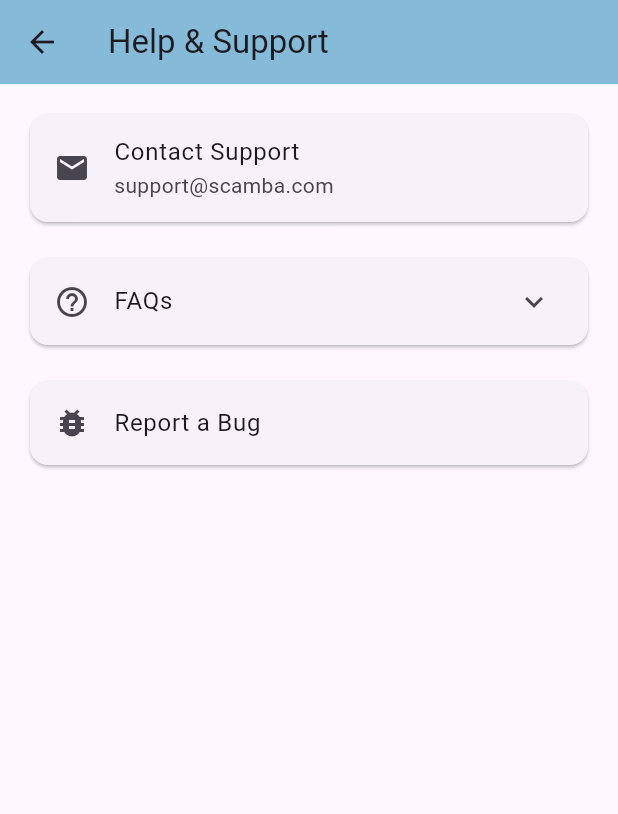
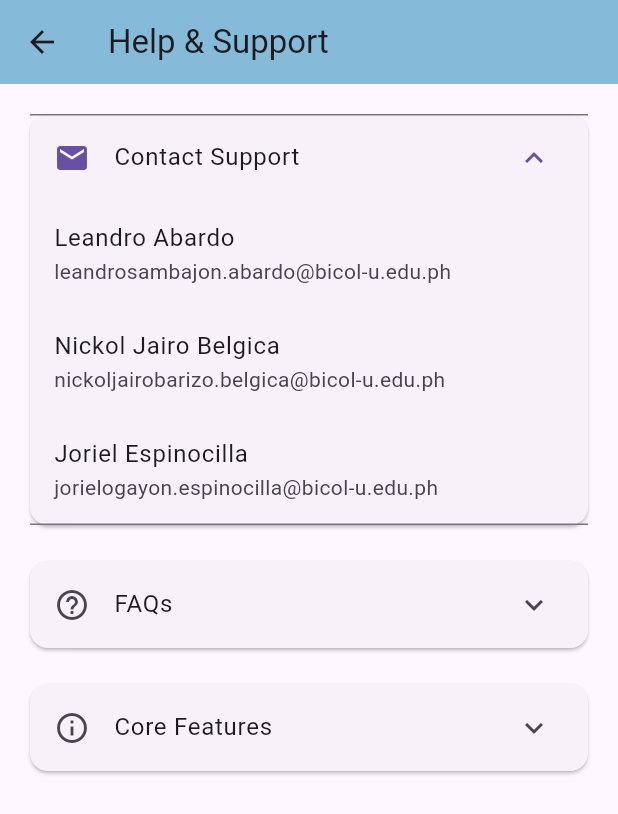
Before and after one commit to joreiruu/scamba, a Flutter app: the HelpSupportScreen screen opened directly, after a tap on "Contact Support", on a phone screen of 412 x 824 dp. Shown: the top 814 px of the screen. Run offline on Flutter 3.47's test engine with Material 3 defaults, Android fonts, the phone set to English and light mode, and no system bars; our stand-ins replace flutter_linkify, permission_handler, shared_preferences, sqflite; missing offline and left inert: flutter_sms_inbox; accounts and stored records are empty; project files that could hold a hidden picture were left out.

Commit message:
help & support content

```diff
--- a/lib/screens/archived_screen.dart
+++ b/lib/screens/archived_screen.dart
@@ -62,7 +62,7 @@ class ArchivedScreenState extends State<ArchivedScreen> {
     return Scaffold(
       appBar: AppBar(
         title: const Text('Archived'),
-        backgroundColor: isDarkMode ? null : const Color(0xFF85BBD9),
+        backgroundColor: Colors.white, // Always white
         actions: selectionMode
             ? [
                 IconButton(
--- a/lib/screens/help_support_screen.dart
+++ b/lib/screens/help_support_screen.dart
@@ -31,11 +31,56 @@ class HelpSupportScreen extends StatelessWidget {
         padding: const EdgeInsets.all(16.0),
         children: [
           Card(
-            child: ListTile(
+            child: ExpansionTile(
               leading: const Icon(Icons.email),
               title: const Text('Contact Support'),
-              subtitle: const Text('support@scamba.com'),
-              onTap: _launchEmail,
+              children: [
+                ListTile(
+                  title: const Text('Leandro Abardo'),
+                  subtitle: const Text('leandrosambajon.abardo@bicol-u.edu.ph'),
+                  onTap: () async {
+                    final Uri emailUri = Uri(
+                      scheme: 'mailto',
+                      path: 'leandrosambajon.abardo@bicol-u.edu.ph',
+                    );
+                    try {
+                      await launchUrl(emailUri);
+                    } catch (e) {
+                      debugPrint('Could not launch email: $e');
+                    }
+                  },
+                ),
+                ListTile(
+                  title: const Text('Nickol Jairo Belgica'),
+                  subtitle: const Text('nickoljairobarizo.belgica@bicol-u.edu.ph'),
+                  onTap: () async {
+                    final Uri emailUri = Uri(
+                      scheme: 'mailto',
+                      path: 'nickoljairobarizo.belgica@bicol-u.edu.ph',
+                    );
+                    try {
+                      await launchUrl(emailUri);
+                    } catch (e) {
+                      debugPrint('Could not launch email: $e');
+                    }
+                  },
+                ),
+                ListTile(
+                  title: const Text('Joriel Espinocilla'),
+                  subtitle: const Text('jorielogayon.espinocilla@bicol-u.edu.ph'),
+                  onTap: () async {
+                    final Uri emailUri = Uri(
+                      scheme: 'mailto',
+                      path: 'jorielogayon.espinocilla@bicol-u.edu.ph',
+                    );
+                    try {
+                      await launchUrl(emailUri);
+                    } catch (e) {
+                      debugPrint('Could not launch email: $e');
+                    }
+                  },
+                ),
+              ],
             ),
           ),
           const SizedBox(height: 16),
@@ -45,26 +90,43 @@ class HelpSupportScreen extends StatelessWidget {
               title: Text('FAQs'),
               children: [
                 ListTile(
-                  title: Text('How does spam detection work?'),
-                  subtitle: Text('Our app uses machine learning to analyze message patterns and identify potential spam messages.'),
+                  title: Text('How does SCAMBA detect spam messages?'),
+                  subtitle: Text('SCAMBA employs a deep learning model trained to analyze SMS content and classify messages as spam or legitimate.'),
                 ),
                 ListTile(
-                  title: Text('How to report false positives?'),
-                  subtitle: Text('You can mark messages as "Not Spam" by long-pressing the message and selecting the appropriate option.'),
+                  title: Text('Does SCAMBA store my messages?'),
+                  subtitle: Text('No. All message processing occurs locally on your device. Your data remains private and is not shared with external parties without consent.'),
                 ),
                 ListTile(
-                  title: Text('Is my data secure?'),
-                  subtitle: Text('Yes, all message processing is done locally on your device. We do not store your messages on our servers.'),
+                  title: Text('How do I report a misclassified message?'),
+                  subtitle: Text('Contact our support team using the email addresses provided above. We continuously improve our classification model based on feedback.'),
+                ),
+                ListTile(
+                  title: Text('Can I use SCAMBA without internet?'),
+                  subtitle: Text('Yes. SCAMBA supports offline mode with limited functionality. Real-time classification accuracy may be reduced without connection.'),
                 ),
               ],
             ),
           ),
           const SizedBox(height: 16),
-          Card(
-            child: ListTile(
-              leading: const Icon(Icons.bug_report),
-              title: const Text('Report a Bug'),
-              onTap: _launchEmail,
+          const Card(
+            child: ExpansionTile(
+              leading: Icon(Icons.info_outline),
+              title: Text('Core Features'),
+              children: [
+                ListTile(
+                  title: Text('Spam Classification System'),
+                  subtitle: Text('• Spam messages: Marked with a red icon and warning sign\n• Ham messages (legitimate): Marked with a blue icon\n• Message detail view shows a red bubble with confidence bar for spam messages\n• Safe messages appear in a blue bubble'),
+                ),
+                ListTile(
+                  title: Text('Message Management'),
+                  subtitle: Text('• Swipe left: Delete a message\n• Swipe right: Archive a message\n• Long press: Select messages for batch actions\n• Tap: Expand message to view full content'),
+                ),
+                ListTile(
+                  title: Text('Navigation & Customization'),
+                  subtitle: Text('• Dark/Light Mode: Toggle between themes\n• Offline Mode: Limited functionality available\n• Menu Options: Archive, Recently Deleted, Mark All as Read, Favorites'),
+                ),
+              ],
             ),
           ),
         ],
--- a/lib/screens/home_screen.dart
+++ b/lib/screens/home_screen.dart
@@ -141,7 +141,7 @@ class HomeScreenState extends State<HomeScreen> with SingleTickerProviderStateMi
                     ),
                   ),
             centerTitle: true,
-            backgroundColor: isDarkMode ? Color(0xFF23272A) : Colors.white,
+            backgroundColor: Colors.white, // Always white
             iconTheme: IconThemeData(color: isDarkMode ? Colors.white : Colors.black),
             actions: selectionMode
                 ? [
--- a/lib/screens/message_detail_screen.dart
+++ b/lib/screens/message_detail_screen.dart
@@ -272,10 +272,11 @@ Color _getMessageColor(Message message, bool isDarkMode, bool isSelected) {
     final Color hamTextColor = isDarkMode ? Colors.white : Colors.blue[900]!;
 
     return Scaffold(
+      backgroundColor: Colors.white,
       appBar: isSelectionMode
     ? AppBar(
         automaticallyImplyLeading: false,
-        backgroundColor: isDarkMode ? Colors.black : Colors.white,
+        backgroundColor: Colors.white,
         elevation: 0,
         titleSpacing: 0,
         title: SelectionBar(
@@ -290,6 +291,8 @@ Color _getMessageColor(Message message, bool isDarkMode, bool isSelected) {
                 icon: const Icon(Icons.arrow_back),
                 onPressed: () => Navigator.pop(context),
               ),
+              backgroundColor: Colors.white, // This will make it pure white
+              elevation: 0,
               title: Row(
                 children: [
                   CircleAvatar(
```
